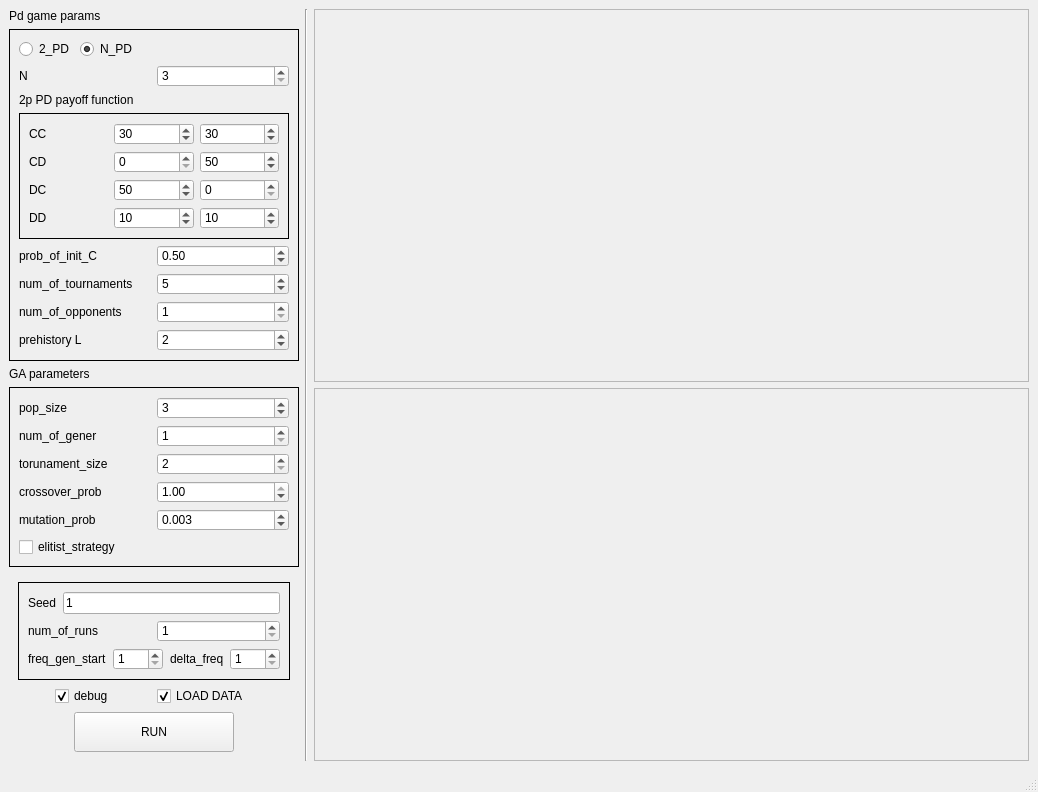
fishija/prisoners-dilemma, file ain_code/ui/main_window.ui: the form before one commit.
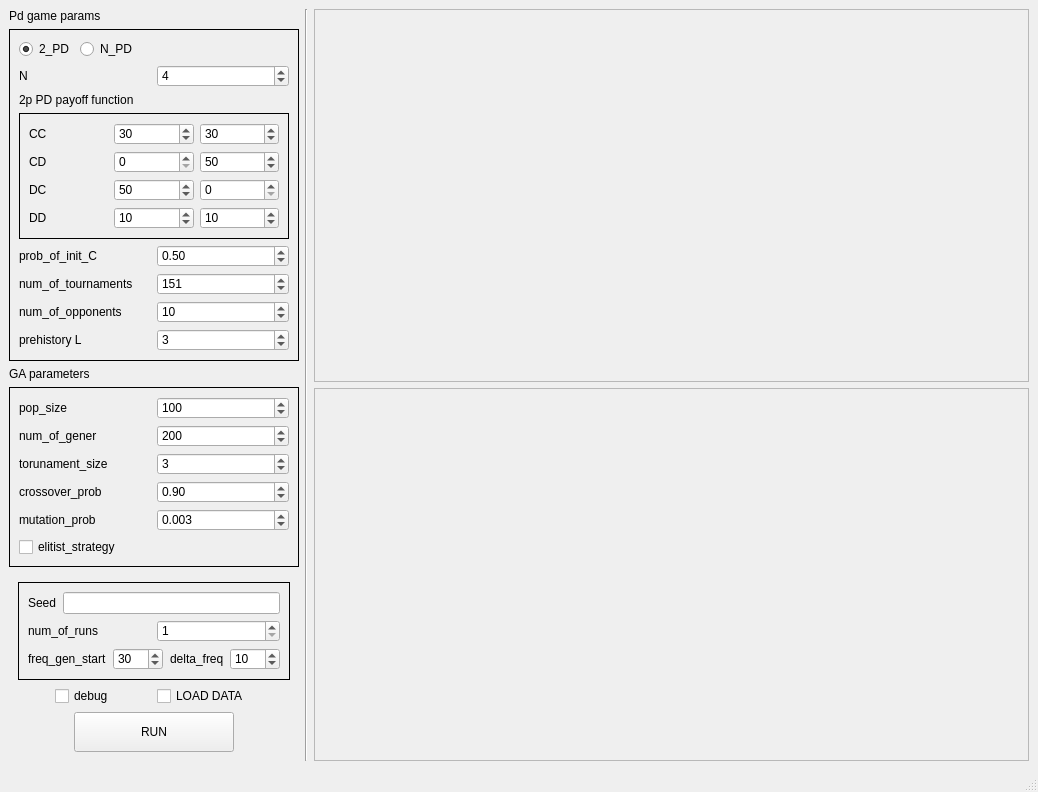
The form after the commit.

Patch:
```diff
--- a/ain_code/ui/main_window.ui
+++ b/ain_code/ui/main_window.ui
@@ -52,7 +52,7 @@
               <string>2_PD</string>
              </property>
              <property name="checked">
-              <bool>false</bool>
+              <bool>true</bool>
              </property>
             </widget>
            </item>
@@ -62,7 +62,7 @@
               <string>N_PD</string>
              </property>
              <property name="checked">
-              <bool>true</bool>
+              <bool>false</bool>
              </property>
             </widget>
            </item>
@@ -112,7 +112,7 @@
               <number>20</number>
              </property>
              <property name="value">
-              <number>3</number>
+              <number>4</number>
              </property>
             </widget>
            </item>
@@ -283,7 +283,7 @@
               <number>1000</number>
              </property>
              <property name="value">
-              <number>5</number>
+              <number>151</number>
              </property>
             </widget>
            </item>
@@ -333,7 +333,7 @@
               <number>1000</number>
              </property>
              <property name="value">
-              <number>1</number>
+              <number>10</number>
              </property>
             </widget>
            </item>
@@ -353,7 +353,7 @@
               <number>6</number>
              </property>
              <property name="value">
-              <number>2</number>
+              <number>3</number>
              </property>
             </widget>
            </item>
@@ -408,7 +408,7 @@
               <number>999999999</number>
              </property>
              <property name="value">
-              <number>3</number>
+              <number>100</number>
              </property>
             </widget>
            </item>
@@ -441,7 +441,7 @@
               <number>999999999</number>
              </property>
              <property name="value">
-              <number>1</number>
+              <number>200</number>
              </property>
             </widget>
            </item>
@@ -457,7 +457,7 @@
               <double>0.010000000000000</double>
              </property>
              <property name="value">
-              <double>1.000000000000000</double>
+              <double>0.900000000000000</double>
              </property>
             </widget>
            </item>
@@ -491,7 +491,7 @@
               <number>999999999</number>
              </property>
              <property name="value">
-              <number>2</number>
+              <number>3</number>
              </property>
             </widget>
            </item>
@@ -566,7 +566,7 @@
                  <string/>
                 </property>
                 <property name="text">
-                 <string>1</string>
+                 <string/>
                 </property>
                </widget>
               </item>
@@ -617,7 +617,7 @@
                  <number>1000</number>
                 </property>
                 <property name="value">
-                 <number>1</number>
+                 <number>30</number>
                 </property>
                </widget>
               </item>
@@ -656,7 +656,7 @@
                  <number>200</number>
                 </property>
                 <property name="value">
-                 <number>1</number>
+                 <number>10</number>
                 </property>
                </widget>
               </item>
@@ -686,7 +686,7 @@
               <string>debug</string>
              </property>
              <property name="checked">
-              <bool>true</bool>
+              <bool>false</bool>
              </property>
             </widget>
            </item>
@@ -696,7 +696,7 @@
               <string>LOAD DATA</string>
              </property>
              <property name="checked">
-              <bool>true</bool>
+              <bool>false</bool>
              </property>
             </widget>
            </item>
```
